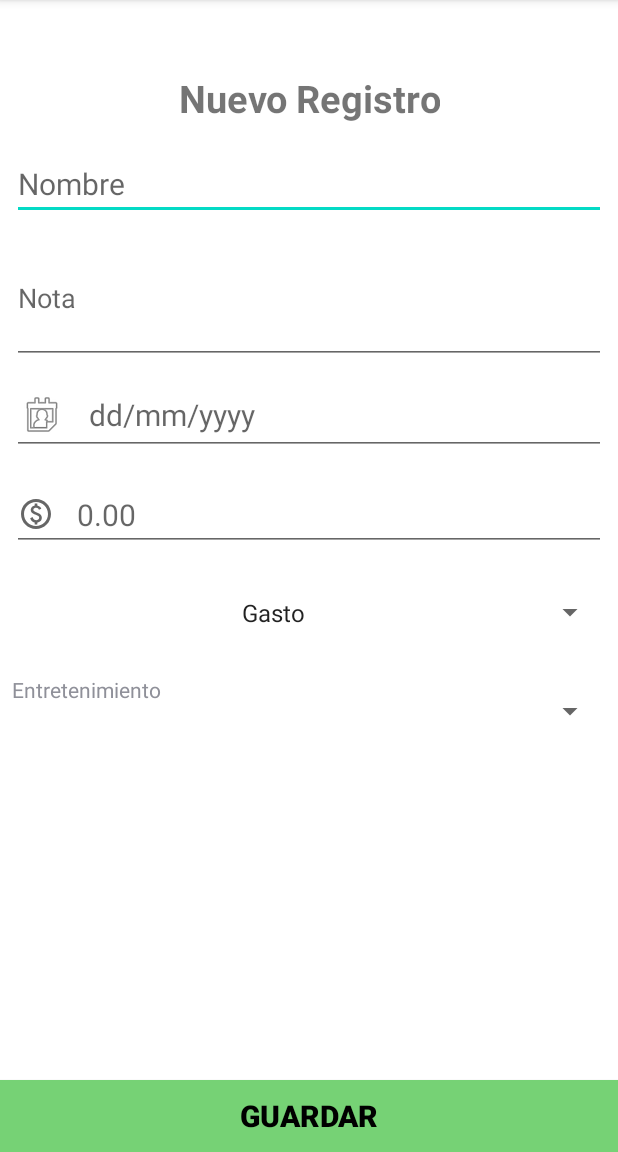
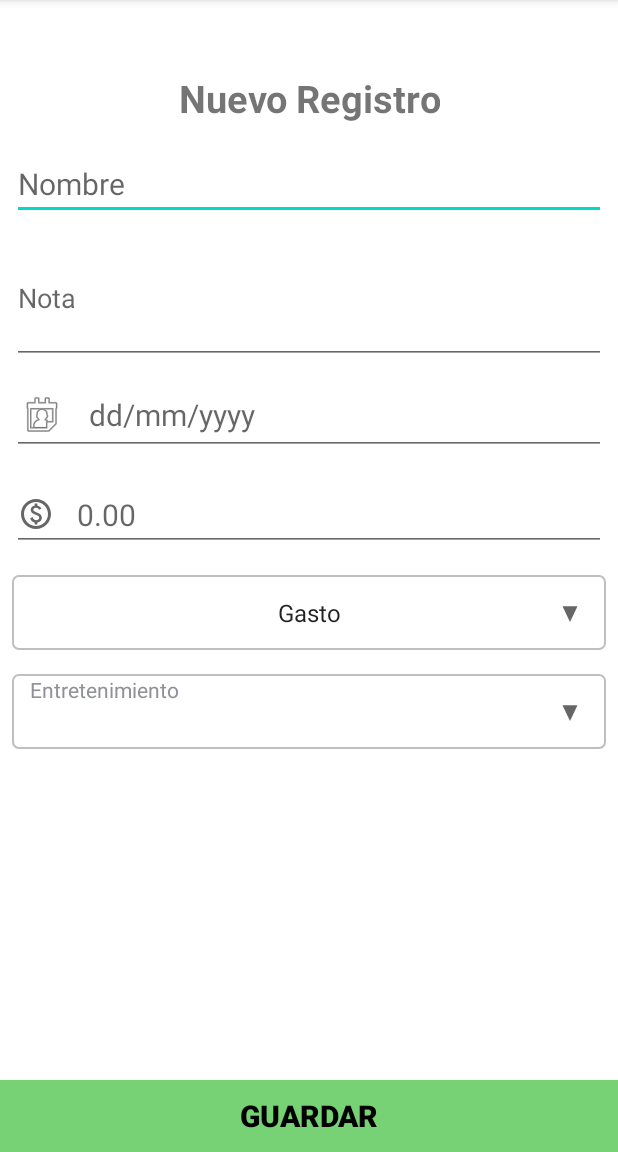
Before and after one commit to SESI-Phonegap/MiPlata, an Android app: the RegistroOperacionesMensualesActivity screen opened directly, with no data from a screen before it, on a phone screen of 412 x 824 dp, the part 84-1236 px from its top. Run offline under Robolectric (Android 15) with nearby library versions, the phone set to English and light mode, and no system bars; our stand-ins replace AdMob, Room's generated code, data binding; 1 statement that could not run was skipped.

Commit message:
Categorias

```diff
--- a/app/build.gradle
+++ b/app/build.gradle
@@ -12,8 +12,8 @@ android {
         applicationId "com.sesi.miplata"
         minSdk 21
         targetSdk 32
-        versionCode 2
-        versionName "1.1"
+        versionCode 3
+        versionName "1.2"
 
         testInstrumentationRunner "androidx.test.runner.AndroidJUnitRunner"
     }
--- a/app/src/main/java/com/sesi/miplata/view/main/RegistroGastoIngresoActivity.java
+++ b/app/src/main/java/com/sesi/miplata/view/main/RegistroGastoIngresoActivity.java
@@ -111,7 +111,7 @@ public class RegistroGastoIngresoActivity extends AppCompatActivity {
         });
     }
 
-    private void loadInterestecialAd(){
+    private void loadInterestecialAd() {
 
         mInterstitialAd.setFullScreenContentCallback(new FullScreenContentCallback() {
             @Override
--- /dev/null
+++ b/app/src/main/res/drawable/ic_arrow_drop_down_24.xml
@@ -0,0 +1,10 @@
+<vector xmlns:android="http://schemas.android.com/apk/res/android"
+    android:width="24dp"
+    android:height="24dp"
+    android:viewportWidth="24"
+    android:viewportHeight="24"
+    android:tint="?attr/colorControlNormal">
+  <path
+      android:fillColor="@android:color/white"
+      android:pathData="M7,10l5,5 5,-5z"/>
+</vector>
--- /dev/null
+++ b/app/src/main/res/drawable/spinner_bg.xml
@@ -0,0 +1,23 @@
+<?xml version="1.0" encoding="utf-8"?>
+<selector xmlns:android="http://schemas.android.com/apk/res/android"
+    android:exitFadeDuration="@android:integer/config_mediumAnimTime">
+    <item>
+        <layer-list>
+            <item android:state_pressed="true" android:drawable="@color/primaryLightColor" />
+            <item android:state_selected="true" android:drawable="@color/white" />
+            <item>
+                <shape android:shape="rectangle">
+                    <stroke android:width="1dp"
+                        android:color="@color/gray" />
+                    <solid android:color="@color/white"/>
+                    <padding android:right="12dp" android:left="12dp"/>
+                    <corners android:radius="4dp"/>
+                </shape>
+            </item>
+
+            <item
+                android:drawable="@drawable/ic_arrow_drop_down_24"
+                android:gravity="end"/>
+        </layer-list>
+    </item>
+</selector>
--- /dev/null
+++ b/app/src/main/res/drawable/spinner_sla.xml
@@ -0,0 +1,27 @@
+<?xml version="1.0" encoding="utf-8"?>
+<selector xmlns:android="http://schemas.android.com/apk/res/android">
+    <item android:state_pressed="true">
+        <set>
+            <objectAnimator
+                android:duration="@android:integer/config_mediumAnimTime"
+                android:propertyName="translationZ"
+                android:valueTo="5dp" />
+        </set>
+    </item>
+    <item android:state_selected="true">
+        <set>
+            <objectAnimator
+                android:duration="@android:integer/config_shortAnimTime"
+                android:propertyName="translationZ"
+                android:valueTo="5dp" />
+        </set>
+    </item>
+    <item>
+        <set>
+            <objectAnimator
+                android:duration="@android:integer/config_shortAnimTime"
+                android:propertyName="translationZ"
+                android:valueTo="0dp" />
+        </set>
+    </item>
+</selector>
--- a/app/src/main/res/layout/activity_main.xml
+++ b/app/src/main/res/layout/activity_main.xml
@@ -26,6 +26,7 @@
         android:textColor="@color/black"
         android:textSize="25sp"
         android:textStyle="bold"
+        android:textAlignment="center"
         app:layout_constraintBottom_toBottomOf="parent"
         app:layout_constraintEnd_toEndOf="parent"
         app:layout_constraintStart_toStartOf="parent"
--- a/app/src/main/res/layout/activity_registro_operaciones_mensuales.xml
+++ b/app/src/main/res/layout/activity_registro_operaciones_mensuales.xml
@@ -127,7 +127,7 @@
             app:layout_constraintTop_toBottomOf="@+id/et_date" />
 
 
-        <Spinner
+        <androidx.appcompat.widget.AppCompatSpinner
             android:id="@+id/spinner_tipo"
             android:layout_width="0dp"
             android:layout_height="50dp"
@@ -138,9 +138,14 @@
             android:textAlignment="center"
             app:layout_constraintEnd_toEndOf="parent"
             app:layout_constraintStart_toStartOf="parent"
-            app:layout_constraintTop_toBottomOf="@+id/et_monto" />
+            app:layout_constraintTop_toBottomOf="@+id/et_monto"
+            android:dropDownVerticalOffset="?attr/dropdownListPreferredItemHeight"
+            android:popupBackground="@android:color/white"
+            android:popupElevation="3dp"
+            android:stateListAnimator="@drawable/spinner_sla"
+            android:background="@drawable/spinner_bg"/>
 
-        <Spinner
+        <androidx.appcompat.widget.AppCompatSpinner
             android:id="@+id/spinner_categorias"
             android:layout_width="0dp"
             android:layout_height="50dp"
@@ -150,7 +155,12 @@
             android:textAlignment="center"
             app:layout_constraintEnd_toEndOf="parent"
             app:layout_constraintStart_toStartOf="parent"
-            app:layout_constraintTop_toBottomOf="@+id/spinner_tipo" />
+            app:layout_constraintTop_toBottomOf="@+id/spinner_tipo"
+            android:dropDownVerticalOffset="?attr/dropdownListPreferredItemHeight"
+            android:popupBackground="@android:color/white"
+            android:popupElevation="3dp"
+            android:stateListAnimator="@drawable/spinner_sla"
+            android:background="@drawable/spinner_bg"/>
 
         <com.google.android.gms.ads.AdView
             android:id="@+id/adViewBanner"
--- a/app/src/main/res/layout/dialog_rango_fechas.xml
+++ b/app/src/main/res/layout/dialog_rango_fechas.xml
@@ -2,7 +2,6 @@
 <androidx.constraintlayout.widget.ConstraintLayout
     xmlns:android="http://schemas.android.com/apk/res/android"
     xmlns:app="http://schemas.android.com/apk/res-auto"
-    xmlns:tools="http://schemas.android.com/tools"
     android:layout_width="match_parent"
     android:layout_height="wrap_content">
 
--- a/app/src/main/res/menu/activity_main_drawer.xml
+++ b/app/src/main/res/menu/activity_main_drawer.xml
@@ -14,5 +14,10 @@
             android:icon="@drawable/ic_cash_check"
             android:iconTint="@color/black"
             android:title="@string/menu_balance_general"/>
+        <item
+            android:id="@+id/nav_categorias"
+            android:icon="@android:drawable/btn_star"
+            android:iconTint="@color/black"
+            android:title="@string/lbl_categorias"/>
     </group>
 </menu>
--- a/app/src/main/res/navigation/nav_graph.xml
+++ b/app/src/main/res/navigation/nav_graph.xml
@@ -13,4 +13,9 @@
         android:id="@+id/nav_balance_general"
         android:name="com.sesi.miplata.view.fragment.bgeneral.BalanceGeneralFragment"
         tools:layout="@layout/fragment_balance_general" />
+
+    <fragment
+        android:id="@+id/nav_categorias"
+        android:name="com.sesi.miplata.view.fragment.categorias.CategoriasFragment"
+        tools:layout="@layout/fragment_categorias"/>
 </navigation>
--- a/app/src/main/res/values/colors.xml
+++ b/app/src/main/res/values/colors.xml
@@ -14,4 +14,5 @@
     <color name="primaryLightColor">#76d275</color>
     <color name="primaryDarkColor">#00701a</color>
     <color name="gray">#BFBFBF</color>
+    <color name="graylow">#E4E4E4</color>
 </resources>
--- a/app/src/main/res/values/strings.xml
+++ b/app/src/main/res/values/strings.xml
@@ -33,7 +33,7 @@
     <string name="menu_balance_general">Balance General</string>
     <!-- TODO: Remove or change this placeholder text -->
     <string name="lbl_subheader_menu">Organiza tus finanzas.</string>
-    <string name="splash">MiPlata Administra tus finanzas.</string>
+    <string name="splash">MiPlata \n Administra tus finanzas.</string>
     <string name="dialog_fechas_title">Seleccione las fechas que desea buscar.</string>
     <string name="fecha_inicial">Fecha Inicial</string>
     <string name="fecha_final">Fecha Final</string>
@@ -42,6 +42,7 @@
     <string name="msg_fechaini_required">Indique la fecha inical.</string>
     <string name="msg_fechas_required">Las fechas son requridas.</string>
     <string name="categoria">categoria</string>
+    <string name="lbl_categorias">Categorias</string>
 
     //admob
     <string name="id_app">ca-app-pub-2449148181464779~5726548361</string>
@@ -49,5 +50,7 @@
     <string name="interesticial">ca-app-pub-2449148181464779/7995287355</string>
     <string name="prueba">ca-app-pub-3940256099942544/6300978111</string>
     <string name="pruebaInteresticial">ca-app-pub-3940256099942544/1033173712</string>
+    <!-- TODO: Remove or change this placeholder text -->
+    <string name="hello_blank_fragment">Hello blank fragment</string>
 
 </resources>
--- a/build.gradle
+++ b/build.gradle
@@ -6,7 +6,7 @@ buildscript {
     }
 
     dependencies {
-        classpath 'com.android.tools.build:gradle:7.1.1'
+        classpath 'com.android.tools.build:gradle:7.1.2'
         classpath 'org.jetbrains.kotlin:kotlin-gradle-plugin:1.6.10'
         classpath 'com.google.gms:google-services:4.3.10'
         // NOTE: Do not place your application dependencies here; they belong
```
Also changed, not shown: app/src/main/java/com/sesi/miplata/view/fragment/categorias/CategoriasFragment.java (added, +154 -0 lines), app/src/main/java/com/sesi/miplata/view/fragment/categorias/CategoriasViewModel.java (added, +63 -0 lines), app/src/main/java/com/sesi/miplata/view/main/adapter/CategoriasAdapter.java (added, +72 -0 lines), app/src/main/res/layout/activity_registro_gasto_ingreso.xml (+12 -2 lines), app/src/main/res/layout/dialog_categoria.xml (added, +98 -0 lines), app/src/main/res/layout/fragment_categorias.xml (added, +115 -0 lines), app/src/main/res/layout/item_categoria.xml (added, +33 -0 lines), 1 other file.
